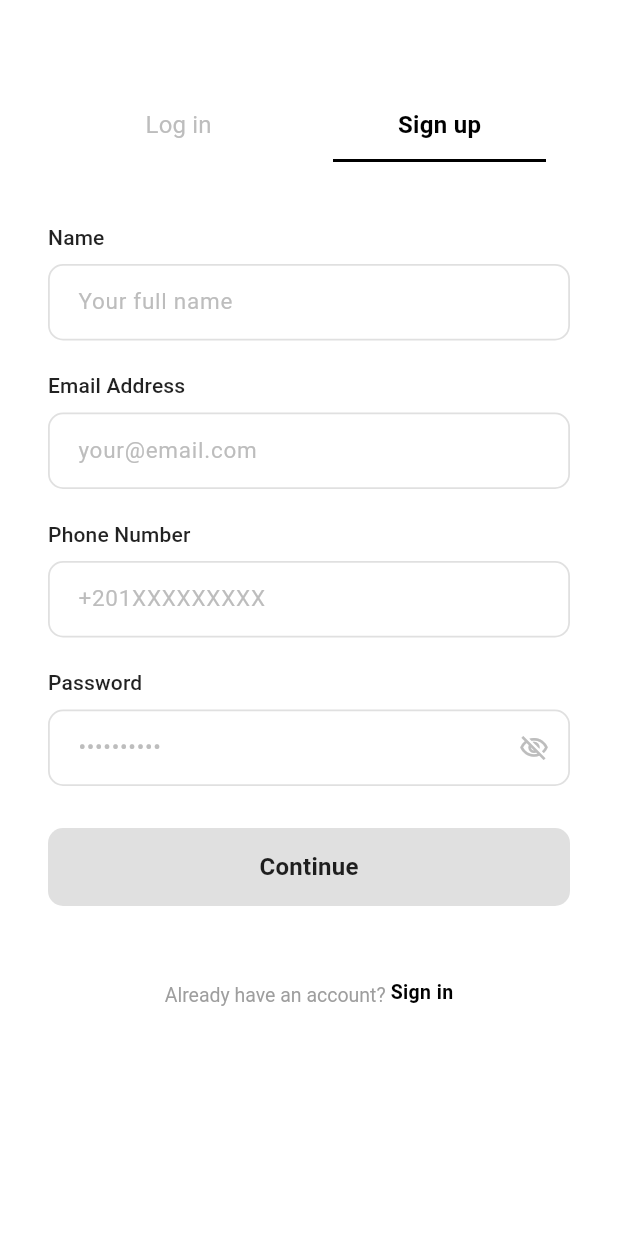
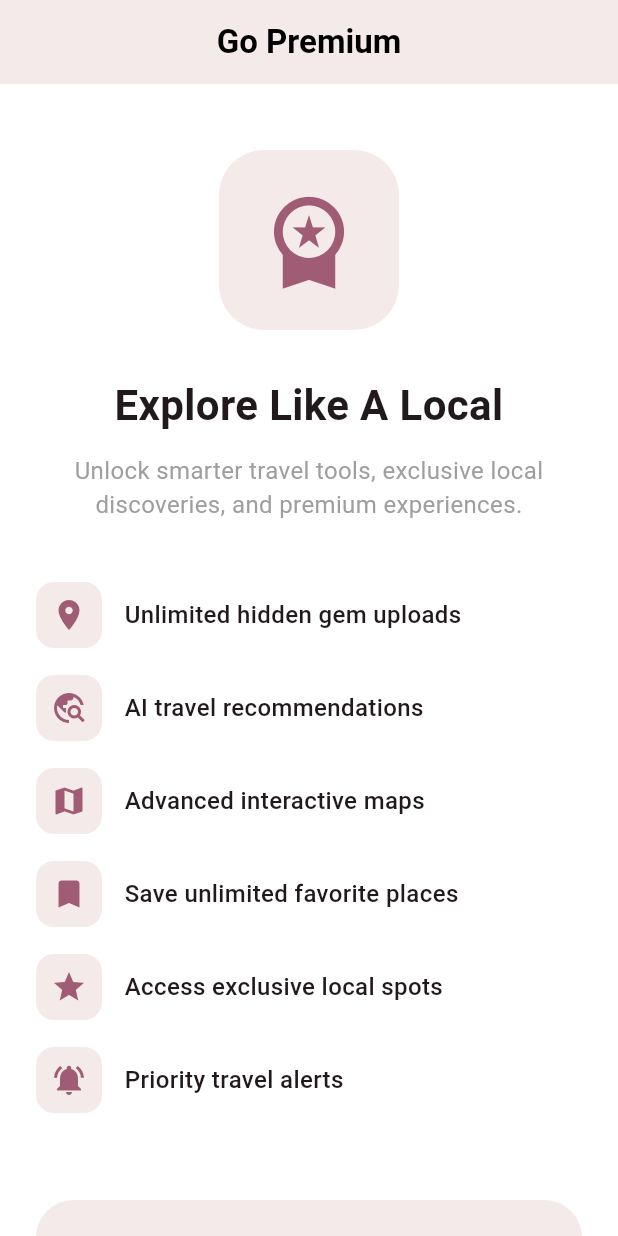
Before and after one commit to kiroreda963/LikeALocal, a Flutter app: the screen it shows after launch, on a phone screen of 412 x 824 dp. Run offline on Flutter 3.47's test engine with Material 3 defaults, Android fonts, the phone set to English and light mode, and no system bars; our stand-ins replace cloud_firestore, firebase_auth, firebase_core, firebase_storage, flutter_map, geolocator and 2 more; accounts and stored records are empty; Roboto replaces fonts that are missing (SF Pro Display).

Commit message:
Added premium subscription page with Firebase integration

```diff
--- a/lib/main.dart
+++ b/lib/main.dart
@@ -2,40 +2,25 @@ import 'package:flutter/material.dart';
 import 'package:firebase_core/firebase_core.dart';
 import 'package:likealocal/home/pages/explore_page.dart';
 import 'package:provider/provider.dart';
+
 import 'auth/auth_provider.dart';
 import 'auth/pages/auth_page.dart';
-import 'package:cloud_firestore/cloud_firestore.dart';
 import 'Providers/PlaceProvider.dart';
 import 'messaging/pages/inbox_screen.dart';
 import 'home/pages/home_page_main.dart';
-import '../messaging/messaging_service.dart';
+
 import './add_place/pages/add_place_page.dart';
-import './home/pages/map_page.dart';
+import './subscription/pages/subscription_page.dart';
 
 void main() async {
   WidgetsFlutterBinding.ensureInitialized();
+
   try {
     await Firebase.initializeApp();
     print('Firebase initialized successfully');
   } catch (e) {
     print('Error initializing Firebase: $e');
   }
-  // await FirebaseFirestore.instance.collection('conversations').doc('conv1').set(
-  //   {
-  //     'participants': ['OGGRI7AVFca8FbUgogDjPqp0QsD2', 'user2'],
-  //     'lastMessage': '',
-  //     'lastMessageTime': Timestamp.now(),
-  //   },
-  // );
-  // sendmessage(senderId, Text) async {
-  //   final messagingService = MessagingService();
-  //   await messagingService.sendMessage(
-  //     conversationId: 'conv1',
-  //     senderId: senderId,
-  //     text: Text,
-  //   );
-  //   print('Message sent!');
-  // }
 
   runApp(
     MultiProvider(
@@ -43,12 +28,9 @@ void main() async {
         ChangeNotifierProvider(create: (_) => AuthProvider()),
         ChangeNotifierProvider(create: (_) => PlacesProvider()),
       ],
-      child: MyApp(),
+      child: const MyApp(),
     ),
   );
-  // await sendmessage("OGGRI7AVFca8FbUgogDjPqp0QsD2", 'Hello from main!');
-  // await Future.delayed(Duration(seconds: 20));
-  // await sendmessage("user2", 'Hello from user2!');
 }
 
 class MyApp extends StatelessWidget {
@@ -57,22 +39,34 @@ class MyApp extends StatelessWidget {
   @override
   Widget build(BuildContext context) {
     return MaterialApp(
-      title: 'Auth',
+      title: 'LikeALocal',
       debugShowCheckedModeBanner: false,
+
       theme: ThemeData(
         fontFamily: 'SF Pro Display',
         scaffoldBackgroundColor: Colors.white,
         colorScheme: ColorScheme.fromSeed(seedColor: Colors.black),
         useMaterial3: true,
       ),
-      initialRoute: '/auth',
+
+      // TEMPORARY FOR TESTING
+      initialRoute: '/subscription',
+
       routes: {
         '/auth': (context) => const AuthScreen(),
+
         '/home': (context) => const MainHomePage(),
+
         '/chat': (context) =>
-            const InboxScreen(currentUserId: 'OGGRI7AVFca8FbUgogDjPqp0QsD2'),
+            const InboxScreen(
+              currentUserId: 'OGGRI7AVFca8FbUgogDjPqp0QsD2',
+            ),
+
         '/add-place': (context) => const AddPlacePage(),
+
         '/explore': (context) => const ExplorePage(),
+
+        '/subscription': (context) => const SubscriptionPage(),
       },
     );
   }
--- a/lib/subscription/pages/subscription_page.dart
+++ b/lib/subscription/pages/subscription_page.dart
@@ -0,0 +1,203 @@
+import 'package:flutter/material.dart';
+import 'package:cloud_firestore/cloud_firestore.dart';
+
+class SubscriptionPage extends StatefulWidget {
+  const SubscriptionPage({super.key});
+
+  @override
+  State<SubscriptionPage> createState() => _SubscriptionPageState();
+}
+
+class _SubscriptionPageState extends State<SubscriptionPage> {
+  bool isPremium = false;
+  bool isLoading = false;
+
+  Future<void> activatePremium() async {
+    setState(() {
+      isLoading = true;
+    });
+
+    try {
+      await FirebaseFirestore.instance.collection('subscriptions').add({
+        'isPremium': true,
+        'plan': 'monthly',
+        'price': 4.99,
+        'activatedAt': FieldValue.serverTimestamp(),
+      });
+
+      setState(() {
+        isPremium = true;
+      });
+
+      ScaffoldMessenger.of(context).showSnackBar(
+        const SnackBar(
+          content: Text("Premium activated successfully!"),
+        ),
+      );
+    } catch (e) {
+      ScaffoldMessenger.of(context).showSnackBar(
+        SnackBar(
+          content: Text("Error activating premium: $e"),
+        ),
+      );
+    }
+
+    setState(() {
+      isLoading = false;
+    });
+  }
+
+  @override
+  Widget build(BuildContext context) {
+    return Scaffold(
+      backgroundColor: Colors.white,
+
+      appBar: AppBar(
+        backgroundColor: const Color(0xFFF5EAEA),
+        elevation: 0,
+        centerTitle: true,
+        title: const Text(
+          "Go Premium",
+          style: TextStyle(color: Colors.black, fontWeight: FontWeight.bold),
+        ),
+      ),
+
+      body: SingleChildScrollView(
+        padding: const EdgeInsets.all(24),
+        child: Column(
+          children: [
+            const SizedBox(height: 20),
+
+            Container(
+              height: 120,
+              width: 120,
+              decoration: BoxDecoration(
+                color: const Color(0xFFF5EAEA),
+                borderRadius: BorderRadius.circular(30),
+              ),
+              child: Icon(
+                isPremium ? Icons.verified : Icons.workspace_premium,
+                size: 70,
+                color: const Color(0xFFA05C74),
+              ),
+            ),
+
+            const SizedBox(height: 30),
+
+            Text(
+              isPremium ? "Premium Active" : "Explore Like A Local",
+              textAlign: TextAlign.center,
+              style: const TextStyle(fontSize: 28, fontWeight: FontWeight.bold),
+            ),
+
+            const SizedBox(height: 12),
+
+            Text(
+              isPremium
+                  ? "You now have access to premium LikeALocal features."
+                  : "Unlock smarter travel tools, exclusive local discoveries, and premium experiences.",
+              textAlign: TextAlign.center,
+              style: const TextStyle(fontSize: 16, color: Colors.grey),
+            ),
+
+            const SizedBox(height: 40),
+
+            premiumFeature(Icons.place, "Unlimited hidden gem uploads"),
+            premiumFeature(Icons.travel_explore, "AI travel recommendations"),
+            premiumFeature(Icons.map, "Advanced interactive maps"),
+            premiumFeature(Icons.bookmark, "Save unlimited favorite places"),
+            premiumFeature(Icons.star, "Access exclusive local spots"),
+            premiumFeature(Icons.notifications_active, "Priority travel alerts"),
+
+            const SizedBox(height: 40),
+
+            Container(
+              width: double.infinity,
+              padding: const EdgeInsets.all(20),
+              decoration: BoxDecoration(
+                color: const Color(0xFFF5EAEA),
+                borderRadius: BorderRadius.circular(25),
+              ),
+              child: Column(
+                children: [
+                  Text(
+                    isPremium ? "Plan Activated" : "\$4.99 / month",
+                    style: const TextStyle(
+                      fontSize: 30,
+                      fontWeight: FontWeight.bold,
+                      color: Color(0xFFA05C74),
+                    ),
+                  ),
+
+                  const SizedBox(height: 10),
+
+                  Text(
+                    isPremium ? "Enjoy your premium access" : "Cancel anytime",
+                    style: const TextStyle(color: Colors.black54),
+                  ),
+
+                  const SizedBox(height: 25),
+
+                  SizedBox(
+                    width: double.infinity,
+                    height: 55,
+                    child: ElevatedButton(
+                      onPressed:
+                          isPremium || isLoading ? null : activatePremium,
+                      style: ElevatedButton.styleFrom(
+                        backgroundColor: const Color(0xFFA05C74),
+                        disabledBackgroundColor: Colors.grey.shade400,
+                        shape: RoundedRectangleBorder(
+                          borderRadius: BorderRadius.circular(18),
+                        ),
+                      ),
+                      child: isLoading
+                          ? const CircularProgressIndicator(
+                              color: Colors.white,
+                            )
+                          : Text(
+                              isPremium ? "Premium Active" : "Start Premium",
+                              style: const TextStyle(
+                                fontSize: 18,
+                                color: Colors.white,
+                                fontWeight: FontWeight.bold,
+                              ),
+                            ),
+                    ),
+                  ),
+                ],
+              ),
+            ),
+          ],
+        ),
+      ),
+    );
+  }
+
+  Widget premiumFeature(IconData icon, String text) {
+    return Padding(
+      padding: const EdgeInsets.only(bottom: 18),
+      child: Row(
+        children: [
+          Container(
+            padding: const EdgeInsets.all(10),
+            decoration: BoxDecoration(
+              color: const Color(0xFFF5EAEA),
+              borderRadius: BorderRadius.circular(12),
+            ),
+            child: Icon(icon, color: const Color(0xFFA05C74)),
+          ),
+
+          const SizedBox(width: 15),
+
+          Expanded(
+            child: Text(
+              text,
+              style: const TextStyle(fontSize: 16, fontWeight: FontWeight.w500),
+            ),
+          ),
+        ],
+      ),
+    );
+  }
+}
```
